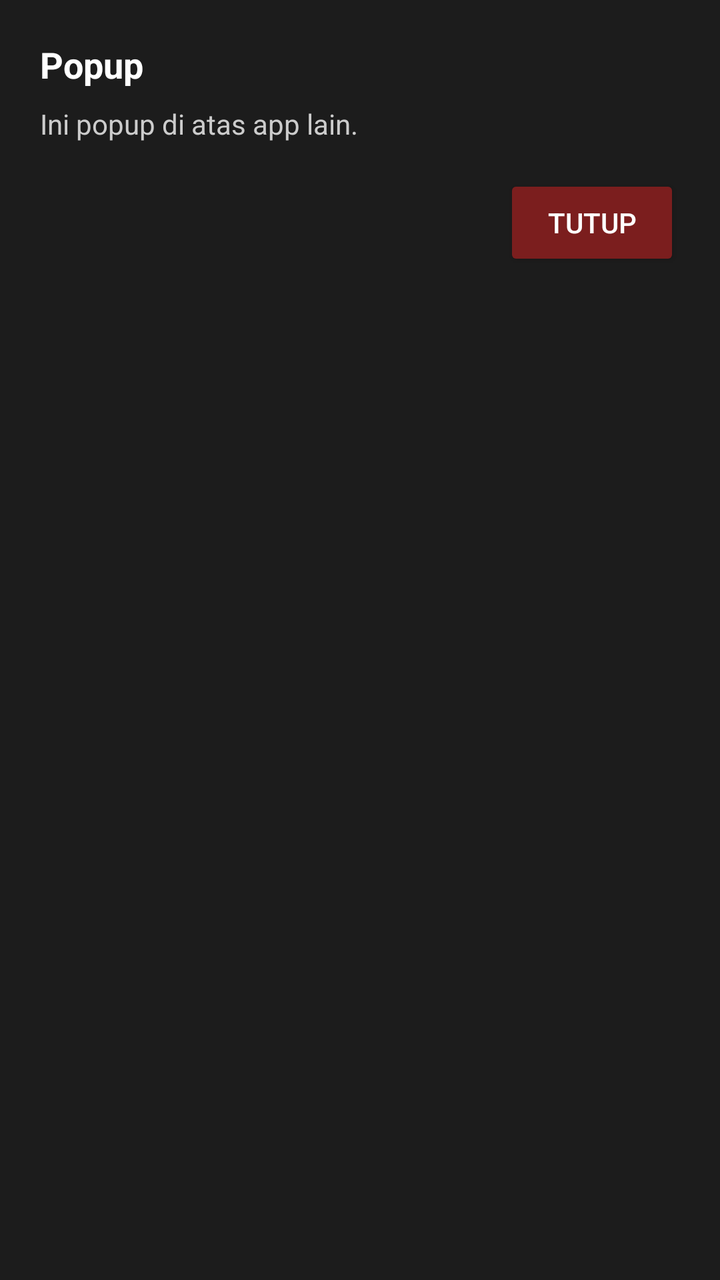
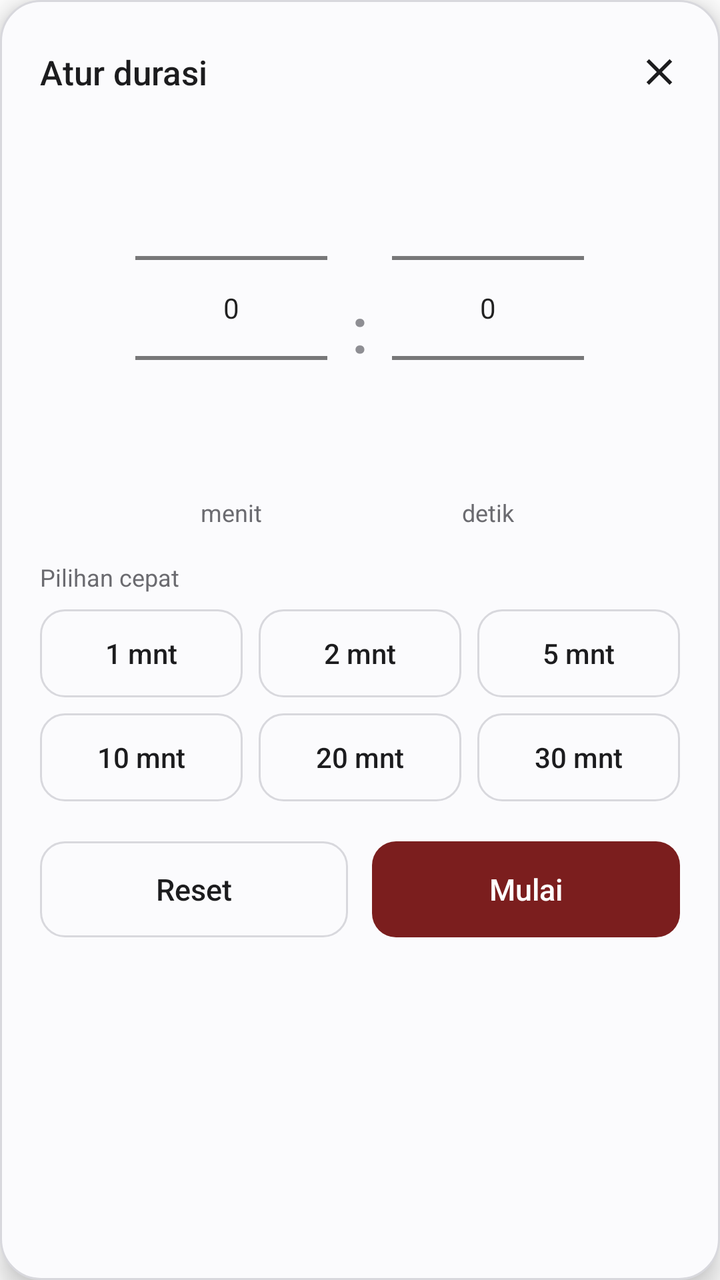

An Android layout rendered at two revisions. The XML below is the earlier revision; the diff shows what the commit changed to produce the second picture.
<!-- AndroidManifest.xml: application theme Theme.TimerApp -->
<!-- res/layout/overlay_popup.xml -->
<?xml version="1.0" encoding="utf-8"?>
<LinearLayout xmlns:android="http://schemas.android.com/apk/res/android"
    android:layout_width="280dp"
    android:layout_height="wrap_content"
    android:orientation="vertical"
    android:padding="20dp"
    android:background="#1C1C1C"
    android:elevation="12dp">

    <TextView
        android:id="@+id/txtPopupTitle"
        android:layout_width="match_parent"
        android:layout_height="wrap_content"
        android:text="Popup"
        android:textColor="#FFFFFF"
        android:textSize="18sp"
        android:textStyle="bold" />

    <TextView
        android:layout_width="match_parent"
        android:layout_height="wrap_content"
        android:layout_marginTop="8dp"
        android:text="Ini popup di atas app lain."
        android:textColor="#CCCCCC"
        android:textSize="14sp" />

    <Button
        android:id="@+id/btnClosePopup"
        android:layout_width="wrap_content"
        android:layout_height="wrap_content"
        android:layout_marginTop="16dp"
        android:layout_gravity="end"
        android:text="Tutup"
        android:backgroundTint="#7B1E1E"
        android:textColor="#FFFFFF" />

</LinearLayout>
<!-- resources referenced by this layout -->
<resources>
  <style name="Theme.TimerApp" parent="Theme.MaterialComponents.DayNight.NoActionBar">
          <item name="colorPrimary">#7B1E1E</item>
          <item name="colorPrimaryVariant">#5C1616</item>
          <item name="colorOnPrimary">#FFFFFF</item>
      </style>
</resources>

<!-- the commit's change to res/layout/overlay_popup.xml (unified diff, before → after) -->
@@ -1,37 +1,274 @@
 <?xml version="1.0" encoding="utf-8"?>
 <LinearLayout xmlns:android="http://schemas.android.com/apk/res/android"
-    android:layout_width="280dp"
+    android:layout_width="wrap_content"
     android:layout_height="wrap_content"
     android:orientation="vertical"
-    android:padding="20dp"
-    android:background="#1C1C1C"
-    android:elevation="12dp">
-
+    android:background="@drawable/bg_popup_card"
+    android:paddingTop="16dp"
+    android:paddingBottom="16dp"
+    android:paddingStart="20dp"
+    android:paddingEnd="20dp"
+    android:elevation="8dp">
+
+    
+    <LinearLayout
+        android:layout_width="match_parent"
+        android:layout_height="wrap_content"
+        android:orientation="horizontal"
+        android:gravity="center_vertical"
+        android:layout_marginBottom="8dp">
+
+        <TextView
+            android:id="@+id/txtPopupTitle"
+            android:layout_width="0dp"
+            android:layout_height="wrap_content"
+            android:layout_weight="1"
+            android:text="Atur durasi"
+            android:textSize="17sp"
+            android:fontFamily="sans-serif-medium"
+            android:textColor="@color/popup_text" />
+
+        <ImageButton
+            android:id="@+id/btnClosePopup"
+            android:layout_width="40dp"
+            android:layout_height="40dp"
+            android:layout_marginEnd="-10dp"
+            android:background="?android:attr/selectableItemBackgroundBorderless"
+            android:scaleType="center"
+            android:padding="0dp"
+            android:src="@drawable/ic_close"
+            android:tint="@color/popup_text"
+            android:contentDescription="Tutup" />
+
+    </LinearLayout>
+
+    
+    <LinearLayout
+        android:layout_width="wrap_content"
+        android:layout_height="wrap_content"
+        android:layout_gravity="center_horizontal"
+        android:orientation="horizontal"
+        android:gravity="center_vertical">
+
+        <LinearLayout
+            android:layout_width="96dp"
+            android:layout_height="wrap_content"
+            android:orientation="vertical"
+            android:gravity="center_horizontal">
+
+            <NumberPicker
+                android:id="@+id/npMinute"
+                android:layout_width="match_parent"
+                android:layout_height="wrap_content"
+                android:descendantFocusability="blocksDescendants" />
+
+            <TextView
+                android:layout_width="wrap_content"
+                android:layout_height="wrap_content"
+                android:layout_marginTop="4dp"
+                android:text="menit"
+                android:textSize="12sp"
+                android:textColor="@color/popup_text_secondary" />
+
+        </LinearLayout>
+
+        <TextView
+            android:layout_width="wrap_content"
+            android:layout_height="wrap_content"
+            android:layout_marginStart="12dp"
+            android:layout_marginEnd="12dp"
+            android:text=":"
+            android:textSize="32sp"
+            android:fontFamily="sans-serif-medium"
+            android:textColor="@color/popup_text_muted" />
+
+        <LinearLayout
+            android:layout_width="96dp"
+            android:layout_height="wrap_content"
+            android:orientation="vertical"
+            android:gravity="center_horizontal">
+
+            <NumberPicker
+                android:id="@+id/npSecond"
+                android:layout_width="match_parent"
+                android:layout_height="wrap_content"
+                android:descendantFocusability="blocksDescendants" />
+
+            <TextView
+                android:layout_width="wrap_content"
+                android:layout_height="wrap_content"
+                android:layout_marginTop="4dp"
+                android:text="detik"
+                android:textSize="12sp"
+                android:textColor="@color/popup_text_secondary" />
+
+        </LinearLayout>
+
+    </LinearLayout>
+
+    
     <TextView
-        android:id="@+id/txtPopupTitle"
+        android:layout_width="wrap_content"
+        android:layout_height="wrap_content"
+        android:layout_marginTop="16dp"
+        android:layout_marginBottom="8dp"
+        android:text="Pilihan cepat"
+        android:textSize="12sp"
+        android:textColor="@color/popup_text_secondary" />
+
+    
+    <LinearLayout
         android:layout_width="match_parent"
         android:layout_height="wrap_content"
-        android:text="Popup"
-        android:textColor="#FFFFFF"
-        android:textSize="18sp"
-        android:textStyle="bold" />
-
-    <TextView
+        android:orientation="vertical">
+
+        <LinearLayout
+            android:layout_width="match_parent"
+            android:layout_height="wrap_content"
+            android:orientation="horizontal">
+
+            <TextView
+                android:id="@+id/btnQuick1Min"
+                android:layout_width="0dp"
+                android:layout_height="wrap_content"
+                android:layout_weight="1"
+                android:minHeight="44dp"
+                android:gravity="center"
+                android:clickable="true"
+                android:focusable="true"
+                android:background="@drawable/bg_popup_chip"
+                android:text="1 mnt"
+                android:textSize="14sp"
+                android:fontFamily="sans-serif-medium"
+                android:textColor="@color/popup_text" />
+
+            <TextView
+                android:id="@+id/btnQuick2Min"
+                android:layout_width="0dp"
+                android:layout_height="wrap_content"
+                android:layout_weight="1"
+                android:layout_marginStart="8dp"
+                android:minHeight="44dp"
+                android:gravity="center"
+                android:clickable="true"
+                android:focusable="true"
+                android:background="@drawable/bg_popup_chip"
+                android:text="2 mnt"
+                android:textSize="14sp"
+                android:fontFamily="sans-serif-medium"
+                android:textColor="@color/popup_text" />
+
+            <TextView
+                android:id="@+id/btnQuick5Min"
+                android:layout_width="0dp"
+                android:layout_height="wrap_content"
+                android:layout_weight="1"
+                android:layout_marginStart="8dp"
+                android:minHeight="44dp"
+                android:gravity="center"
+                android:clickable="true"
+                android:focusable="true"
+                android:background="@drawable/bg_popup_chip"
+                android:text="5 mnt"
+                android:textSize="14sp"
+                android:fontFamily="sans-serif-medium"
+                android:textColor="@color/popup_text" />
+
+        </LinearLayout>
+
+        <LinearLayout
+            android:layout_width="match_parent"
+            android:layout_height="wrap_content"
+            android:layout_marginTop="8dp"
+            android:orientation="horizontal">
+
+            <TextView
+                android:id="@+id/btnQuick10Min"
+                android:layout_width="0dp"
+                android:layout_height="wrap_content"
+                android:layout_weight="1"
+                android:minHeight="44dp"
+                android:gravity="center"
+                android:clickable="true"
+                android:focusable="true"
+                android:background="@drawable/bg_popup_chip"
+                android:text="10 mnt"
+                android:textSize="14sp"
+                android:fontFamily="sans-serif-medium"
+                android:textColor="@color/popup_text" />
+
+            <TextView
+                android:id="@+id/btnQuick20Min"
+                android:layout_width="0dp"
+                android:layout_height="wrap_content"
+                android:layout_weight="1"
+                android:layout_marginStart="8dp"
+                android:minHeight="44dp"
+                android:gravity="center"
+                android:clickable="true"
+                android:focusable="true"
+                android:background="@drawable/bg_popup_chip"
+                android:text="20 mnt"
+                android:textSize="14sp"
+                android:fontFamily="sans-serif-medium"
+                android:textColor="@color/popup_text" />
+
+            <TextView
+                android:id="@+id/btnQuick30Min"
+                android:layout_width="0dp"
+                android:layout_height="wrap_content"
+                android:layout_weight="1"
+                android:layout_marginStart="8dp"
+                android:minHeight="44dp"
+                android:gravity="center"
+                android:clickable="true"
+                android:focusable="true"
+                android:background="@drawable/bg_popup_chip"
+                android:text="30 mnt"
+                android:textSize="14sp"
+                android:fontFamily="sans-serif-medium"
+                android:textColor="@color/popup_text" />
+
+        </LinearLayout>
+
+    </LinearLayout>
+
+    
+    <LinearLayout
         android:layout_width="match_parent"
         android:layout_height="wrap_content"
-        android:layout_marginTop="8dp"
-        android:text="Ini popup di atas app lain."
-        android:textColor="#CCCCCC"
-        android:textSize="14sp" />
-
-    <Button
-        android:id="@+id/btnClosePopup"
-        android:layout_width="wrap_content"
-        android:layout_height="wrap_content"
-        android:layout_marginTop="16dp"
-        android:layout_gravity="end"
-        android:text="Tutup"
-        android:backgroundTint="#7B1E1E"
-        android:textColor="#FFFFFF" />
+        android:layout_marginTop="20dp"
+        android:orientation="horizontal">
+
+        <TextView
+            android:id="@+id/btnReset"
+            android:layout_width="0dp"
+            android:layout_height="48dp"
+            android:layout_weight="1"
+            android:gravity="center"
+            android:clickable="true"
+            android:focusable="true"
+            android:background="@drawable/bg_popup_chip"
+            android:text="Reset"
+            android:textSize="15sp"
+            android:fontFamily="sans-serif-medium"
+            android:textColor="@color/popup_text" />
+
+        <TextView
+            android:id="@+id/btnMulai"
+            android:layout_width="0dp"
+            android:layout_height="48dp"
+            android:layout_weight="1"
+            android:layout_marginStart="12dp"
+            android:gravity="center"
+            android:clickable="true"
+            android:focusable="true"
+            android:background="@drawable/bg_popup_start"
+            android:text="Mulai"
+            android:textSize="15sp"
+            android:fontFamily="sans-serif-medium"
+            android:textColor="#FFFFFF" />
+
+    </LinearLayout>
 
 </LinearLayout>
<!-- resource entries referenced after the edit -->
@@ -1,9 +1,60 @@
 <!-- resources referenced by this layout -->
 <resources>
+  <color name="popup_text">#1C1C1E</color>
+  <color name="popup_text_muted">#8E8E93</color>
+  <color name="popup_text_secondary">#6B6B70</color>
+  <!-- drawable bg_popup_card (drawable) -->
+  <?xml version="1.0" encoding="utf-8"?>
+  <shape xmlns:android="http://schemas.android.com/apk/res/android"
+      android:shape="rectangle">
+      <solid android:color="@color/popup_bg" />
+      <corners android:radius="20dp" />
+      <stroke
+          android:width="1dp"
+          android:color="@color/popup_stroke" />
+  </shape>
+  <!-- drawable bg_popup_chip (drawable) -->
+  <?xml version="1.0" encoding="utf-8"?>
+  <ripple xmlns:android="http://schemas.android.com/apk/res/android"
+      android:color="#33888888">
+      <item>
+          <shape android:shape="rectangle">
+              <solid android:color="@android:color/transparent" />
+              <corners android:radius="12dp" />
+              <stroke
+                  android:width="1dp"
+                  android:color="@color/popup_stroke" />
+          </shape>
+      </item>
+  </ripple>
+  <!-- drawable bg_popup_start (drawable) -->
+  <?xml version="1.0" encoding="utf-8"?>
+  <ripple xmlns:android="http://schemas.android.com/apk/res/android"
+      android:color="#33FFFFFF">
+      <item>
+          <shape android:shape="rectangle">
+              <solid android:color="#7B1E1E" />
+              <corners android:radius="12dp" />
+          </shape>
+      </item>
+  </ripple>
+  <!-- drawable ic_close (drawable) -->
+  <?xml version="1.0" encoding="utf-8"?>
+  <vector xmlns:android="http://schemas.android.com/apk/res/android"
+      android:width="22dp"
+      android:height="22dp"
+      android:viewportWidth="24"
+      android:viewportHeight="24">
+      <path
+          android:fillColor="#FF000000"
+          android:pathData="M19 6.41 17.59 5 12 10.59 6.41 5 5 6.41 10.59 12 5 17.59 6.41 19 12 13.41 17.59 19 19 17.59 13.41 12z" />
+  </vector>
   <style name="Theme.TimerApp" parent="Theme.MaterialComponents.DayNight.NoActionBar">
           <item name="colorPrimary">#7B1E1E</item>
           <item name="colorPrimaryVariant">#5C1616</item>
           <item name="colorOnPrimary">#FFFFFF</item>
       </style>
+  <color name="popup_bg">#FBFBFD</color>
+  <color name="popup_stroke">#D8D8DD</color>
 </resources>
 
